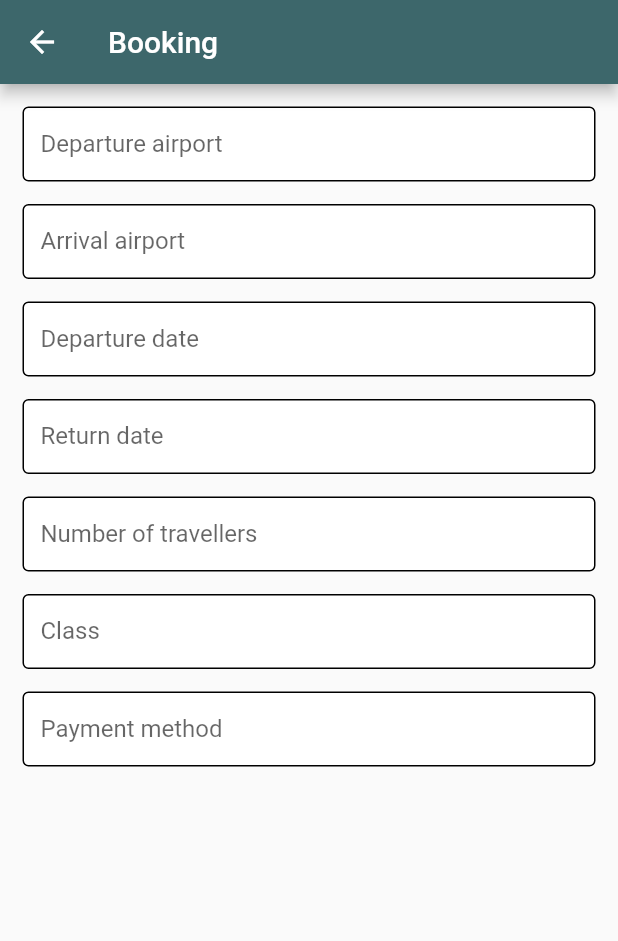
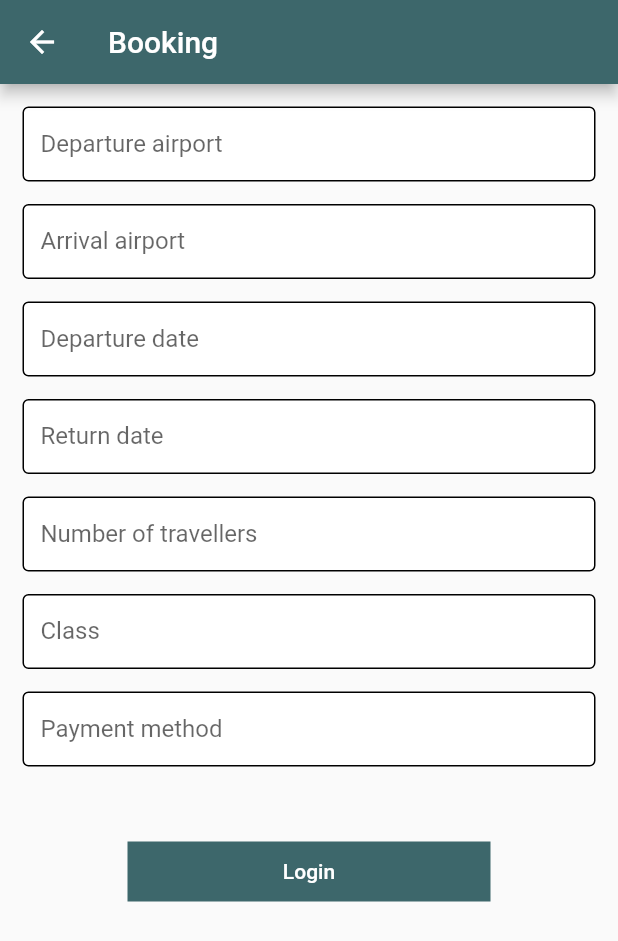
Before and after one commit to MirnaEmbaby/soft_project, a Flutter app: the Booking screen opened directly, on a phone screen of 412 x 824 dp. Shown: the top 941 px of the screen. Run offline on Flutter 3.47's test engine with Material 2 defaults, Android fonts, the phone set to English and light mode, and no system bars.

Commit message:
some updates

```diff
--- a/lib/screens/booking.dart
+++ b/lib/screens/booking.dart
@@ -25,34 +25,43 @@ class _BookingState extends State<Booking> {
       body: Padding(
         padding: const EdgeInsets.all(15.0),
         child: ListView(
-          children: const [
-            ScreenTextField("Departure airport"),
+          children:  [
+            const ScreenTextField("Departure airport"),
+            const SizedBox(
+              height: 15,
+            ),
+            const ScreenTextField("Arrival airport"),
+            const SizedBox(
+              height: 15,
+            ),
+            const ScreenTextField("Departure date"),
+            const SizedBox(
+              height: 15,
+            ),
+            const ScreenTextField("Return date"),
             SizedBox(
               height: 15,
             ),
-            ScreenTextField("Arrival airport"),
-            SizedBox(
-              height: 15,
-            ),
-            ScreenTextField("Departure date"),
-            SizedBox(
-              height: 15,
-            ),
-            ScreenTextField("Return date"),
-            SizedBox(
-              height: 15,
-            ),
-            ScreenTextField("Number of travellers"),
-            SizedBox(
+            const ScreenTextField("Number of travellers"),
+            const SizedBox(
               height: 15,
             ),
             ScreenTextField("Class"),
-            SizedBox(
+            const SizedBox(
               height: 15,
             ),
-            ScreenTextField("Payment method"),
-            SizedBox(
+            const ScreenTextField("Payment method"),
+            const SizedBox(
               height: 50,
+            ),
+            Padding(
+              padding: const EdgeInsets.only(left: 70,right: 70),
+              child: Container(
+                  color: cb,
+                  height: 40,
+                  width: 100,
+                  child: TextButton(onPressed:(){}, child: const Text('Login',style: TextStyle(color:Colors.white),),
+                  )),
             ),
 
           ],
```
